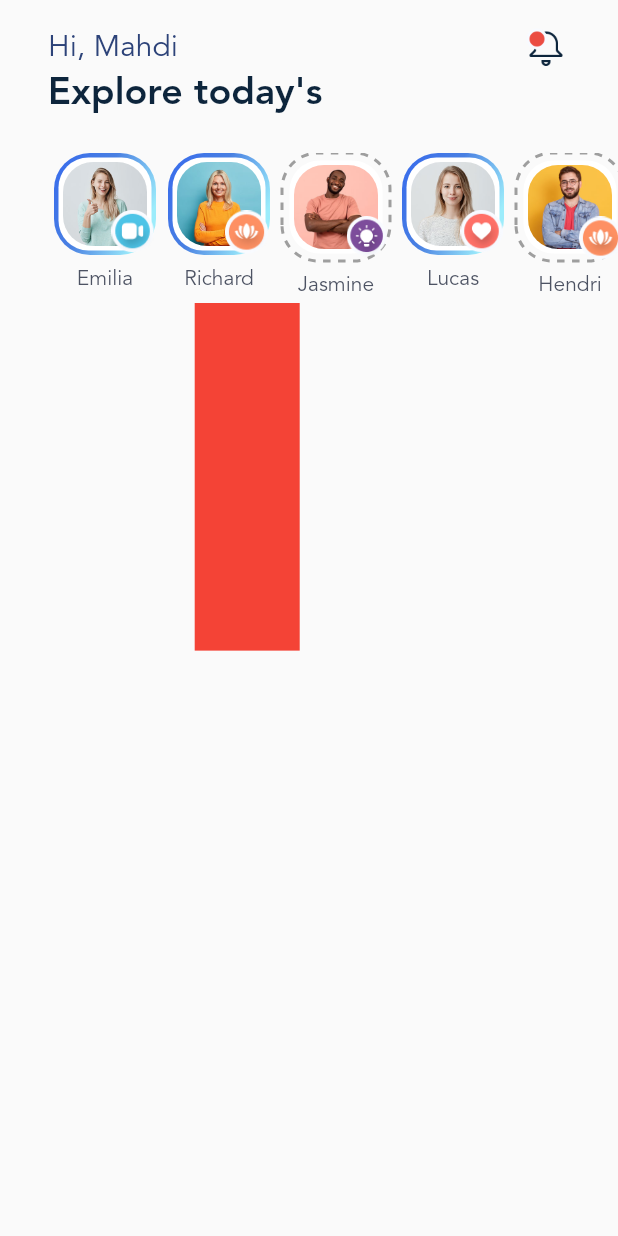
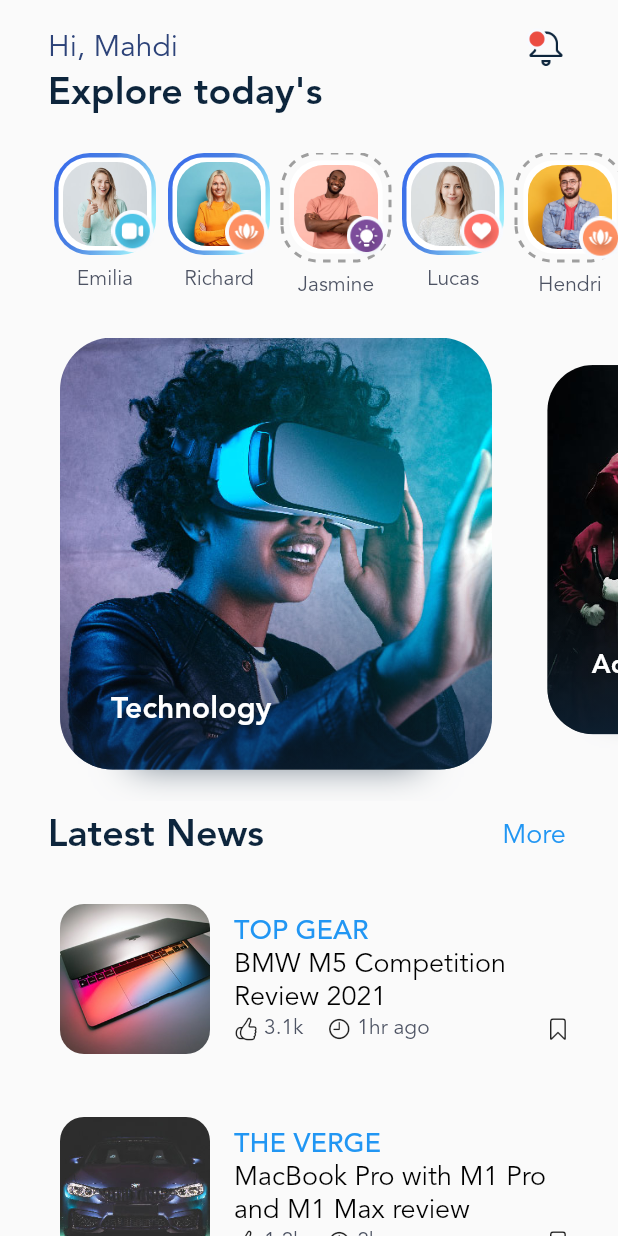
Before and after one commit to MahdiMohammadi-dev/blogapp, a Flutter app: the screen it shows after launch, on a phone screen of 412 x 824 dp. Run offline on Flutter 3.47's test engine with Material 2 defaults, Android fonts, the phone set to English and light mode, and no system bars; drawn by our look-alikes of dotted_border.

Commit message:
post items with categroy bug fixed

```diff
--- a/lib/const/text_theme.dart
+++ b/lib/const/text_theme.dart
@@ -1,7 +1,7 @@
 import 'package:flutter/material.dart';
 
 class MyTextTheme {
-  final TextTheme textTheme = const TextTheme(
+  final TextTheme textTheme = TextTheme(
       titleLarge: TextStyle(
         fontFamily: 'avenir',
         fontWeight: FontWeight.w700,
@@ -17,5 +17,10 @@ class MyTextTheme {
       bodyMedium: TextStyle(
         fontFamily: 'avenir',
         color: Color.fromARGB(255, 77, 83, 99),
-      ));
+      ),
+      titleSmall: TextStyle(
+          fontFamily: 'avenir',
+          color: Colors.white,
+          fontSize: 20,
+          fontWeight: FontWeight.w700));
 }
--- a/lib/fake_data_model.dart
+++ b/lib/fake_data_model.dart
@@ -13,6 +13,25 @@ class Story {
       required this.isViewed});
 }
 
+class PostData {
+  final int id;
+  final String caption;
+  final String title;
+  final String likes;
+  final String time;
+  final bool isBookmarked;
+  final String imageFileName;
+
+  PostData(
+      {required this.id,
+      required this.caption,
+      required this.title,
+      required this.likes,
+      required this.time,
+      required this.isBookmarked,
+      required this.imageFileName});
+}
+
 class Category {
   final int id;
   final String title;
@@ -20,6 +39,55 @@ class Category {
 
   Category(
       {required this.id, required this.title, required this.imageFileName});
+}
+
+class PostDataList {
+  static List<Category> get categories {
+    return [
+      Category(
+        id: 101,
+        title: 'Technology',
+        imageFileName: 'large_post_1.jpg',
+      ),
+      Category(id: 102, title: 'Adventure', imageFileName: 'large_post_2.jpg'),
+      Category(id: 103, title: 'Sports', imageFileName: 'large_post_3.jpg'),
+      Category(id: 104, title: 'Politics', imageFileName: 'large_post_4.jpg'),
+      Category(id: 105, title: 'Science', imageFileName: 'large_post_5.jpg'),
+      Category(
+          id: 106,
+          title: 'Car and Motorcycles',
+          imageFileName: 'large_post_6.jpg'),
+    ];
+  }
+
+  static List<PostData> get posts {
+    return [
+      PostData(
+          id: 1,
+          title: 'BMW M5 Competition Review 2021',
+          caption: 'TOP GEAR',
+          isBookmarked: false,
+          likes: '3.1k',
+          time: '1hr ago',
+          imageFileName: 'small_post_1.jpg'),
+      PostData(
+          id: 0,
+          title: 'MacBook Pro with M1 Pro and M1 Max review',
+          caption: 'THE VERGE',
+          isBookmarked: false,
+          likes: '1.2k',
+          time: '2hr ago',
+          imageFileName: 'small_post_2.jpg'),
+      PostData(
+          id: 2,
+          title: 'Step design sprint for UX beginner',
+          caption: 'Ux Design',
+          isBookmarked: true,
+          likes: '2k',
+          time: '41hr ago',
+          imageFileName: 'small_post_3.jpg'),
+    ];
+  }
 }
 
 class StoryData {
@@ -75,22 +143,4 @@ class StoryData {
           isViewed: false),
     ];
   }
-
-  static List<Category> get categories {
-    return [
-      Category(
-        id: 101,
-        title: 'Technology',
-        imageFileName: 'large_post_1.jpg',
-      ),
-      Category(id: 102, title: 'Adventure', imageFileName: 'large_post_2.jpg'),
-      Category(id: 103, title: 'Sports', imageFileName: 'large_post_3.jpg'),
-      Category(id: 104, title: 'Politics', imageFileName: 'large_post_4.jpg'),
-      Category(id: 105, title: 'Science', imageFileName: 'large_post_5.jpg'),
-      Category(
-          id: 106,
-          title: 'Car and Motorcycles',
-          imageFileName: 'large_post_6.jpg'),
-    ];
-  }
 }
--- a/lib/screens/home_screen.dart
+++ b/lib/screens/home_screen.dart
@@ -1,5 +1,6 @@
-import 'package:blogapp/carousel/carousel_slider.dart';
 import 'package:blogapp/fake_data_model.dart';
+import 'package:blogapp/widgets/category_carousel.dart';
+import 'package:blogapp/widgets/post_list.dart';
 import 'package:blogapp/widgets/story_section.dart';
 import 'package:flutter/material.dart';
 
@@ -44,7 +45,16 @@ class HomeScreen extends StatelessWidget {
                 ),
               ),
               StorySection(size: size, stories: stories, textTheme: textTheme),
-              CategoryList(),
+              const SizedBox(
+                height: 15,
+              ),
+              CategoryList(
+                textTheme: textTheme,
+              ),
+              PostList(textTheme: textTheme),
+              const SizedBox(
+                height: 16,
+              ),
             ],
           ),
         ),
@@ -52,26 +62,3 @@ class HomeScreen extends StatelessWidget {
     );
   }
 }
-
-class CategoryList extends StatelessWidget {
-  const CategoryList({
-    super.key,
-  });
-
-  @override
-  Widget build(BuildContext context) {
-    final categoryList = StoryData.categories;
-    return CarouselSlider.builder(
-        itemCount: categoryList.length,
-        itemBuilder: (context, index, realIndex) {
-          return Container(
-            width: 70,
-            height: 150,
-            color: Colors.red,
-          );
-        },
-        options: CarouselOptions(
-            scrollDirection: Axis.horizontal,
-            scrollPhysics: BouncingScrollPhysics()));
-  }
-}
--- /dev/null
+++ b/lib/widgets/category_carousel.dart
@@ -0,0 +1,73 @@
+import 'package:blogapp/carousel/carousel_options.dart';
+import 'package:blogapp/carousel/carousel_slider.dart';
+import 'package:blogapp/fake_data_model.dart';
+import 'package:flutter/material.dart';
+
+class CategoryList extends StatelessWidget {
+  final TextTheme textTheme;
+  const CategoryList({super.key, required this.textTheme});
+
+  @override
+  Widget build(BuildContext context) {
+    final categoryList = PostDataList.categories;
+    return Padding(
+      padding: const EdgeInsets.only(left: 32),
+      child: CarouselSlider.builder(
+          itemCount: categoryList.length,
+          itemBuilder: (context, index, realIndex) {
+            return Stack(
+              children: [
+                Positioned.fill(
+                    top: 100,
+                    right: 56,
+                    left: 56,
+                    bottom: 24,
+                    child: Container(
+                      decoration: const BoxDecoration(boxShadow: [
+                        BoxShadow(blurRadius: 20, color: Color(0xaa0d253c)),
+                      ]),
+                    )),
+                Container(
+                  decoration: BoxDecoration(
+                    borderRadius: BorderRadius.circular(35),
+                  ),
+                  foregroundDecoration: const BoxDecoration(
+                    borderRadius: BorderRadius.all(Radius.circular(35)),
+                    gradient: LinearGradient(
+                        colors: [Color(0xaa0d253c), Colors.transparent],
+                        begin: Alignment.bottomCenter,
+                        end: Alignment.center),
+                  ),
+                  margin: const EdgeInsets.all(8),
+                  child: ClipRRect(
+                    borderRadius: BorderRadius.circular(35),
+                    child: Image.asset(
+                      'assets/img/posts/large/${categoryList[index].imageFileName}',
+                      fit: BoxFit.cover,
+                    ),
+                  ),
+                ),
+                Positioned(
+                  bottom: 48,
+                  left: 42,
+                  child: Text(
+                    categoryList[index].title,
+                    style: textTheme.titleSmall,
+                  ),
+                )
+              ],
+            );
+          },
+          options: CarouselOptions(
+              scrollDirection: Axis.horizontal,
+              viewportFraction: 0.8,
+              aspectRatio: 1.2,
+              initialPage: 0,
+              disableCenter: true,
+              enableInfiniteScroll: false,
+              enlargeCenterPage: true,
+              enlargeStrategy: CenterPageEnlargeStrategy.scale,
+              scrollPhysics: const BouncingScrollPhysics())),
+    );
+  }
+}
--- /dev/null
+++ b/lib/widgets/post_list.dart
@@ -0,0 +1,139 @@
+import 'package:blogapp/fake_data_model.dart';
+import 'package:flutter/cupertino.dart';
+import 'package:flutter/material.dart';
+
+class PostList extends StatelessWidget {
+  PostList({
+    super.key,
+    required this.textTheme,
+  });
+
+  final TextTheme textTheme;
+  final postData = PostDataList.posts;
+  @override
+  Widget build(BuildContext context) {
+    var size = MediaQuery.of(context).size;
+    return Column(
+      children: [
+        ///TODO:Latest and more title
+        Padding(
+          padding: const EdgeInsets.only(left: 32, right: 24),
+          child: Row(
+            mainAxisAlignment: MainAxisAlignment.spaceBetween,
+            crossAxisAlignment: CrossAxisAlignment.center,
+            children: [
+              Text(
+                "Latest News",
+                style: textTheme.titleLarge,
+              ),
+              TextButton(
+                onPressed: () {},
+                child: Text(
+                  "More",
+                  style: textTheme.titleMedium!
+                      .copyWith(color: Colors.blue, fontSize: 18),
+                ),
+              ),
+            ],
+          ),
+        ),
+
+        ///TODO:PostItems List
+        Padding(
+          padding: const EdgeInsets.only(left: 32, right: 24),
+          child: ListView.builder(
+            physics: const ClampingScrollPhysics(),
+            itemExtent: 142,
+            itemCount: postData.length,
+            shrinkWrap: true,
+            itemBuilder: (context, index) {
+              return Padding(
+                padding: const EdgeInsets.all(8.0),
+                child: SizedBox(
+                  width: size.width,
+                  height: 120,
+                  // color: Colors.brown,
+                  child: Row(
+                    children: [
+                      ///TODO:Image Of Post
+                      ClipRRect(
+                          borderRadius: BorderRadius.circular(16),
+                          child: Image.asset(
+                            'assets/img/posts/small/${postData[index].imageFileName}',
+                            width: 100,
+                            height: 100,
+                          )),
+                      const SizedBox(
+                        width: 16,
+                      ),
+
+                      ///TODO:Title and description with row icon(like,hour,...)
+                      Expanded(
+                        child: Column(
+                          crossAxisAlignment: CrossAxisAlignment.start,
+                          mainAxisAlignment: MainAxisAlignment.center,
+                          children: [
+                            Text(
+                              postData[index].caption,
+                              style: textTheme.titleMedium!.copyWith(
+                                  color: Colors.blue,
+                                  fontSize: 18,
+                                  fontWeight: FontWeight.w500),
+                            ),
+                            Text(
+                              postData[index].title,
+                              overflow: TextOverflow.clip,
+                              maxLines: 2,
+                              style: textTheme.titleMedium!.copyWith(
+                                color: Colors.black,
+                                fontSize: 18,
+                                fontWeight: FontWeight.w200,
+                              ),
+                            ),
+                            Row(
+                              crossAxisAlignment: CrossAxisAlignment.end,
+                              children: [
+                                const Icon(
+                                  CupertinoIcons.hand_thumbsup,
+                                  size: 16,
+                                ),
+                                const SizedBox(
+                                  width: 4,
+                                ),
+                                Text(postData[index].likes),
+                                const SizedBox(
+                                  width: 16,
+                                ),
+                                const Icon(
+                                  CupertinoIcons.clock,
+                                  size: 16,
+                                ),
+                                const SizedBox(
+                                  width: 4,
+                                ),
+                                Text(postData[index].time),
+                                Expanded(
+                                  child: Container(
+                                    alignment: Alignment.centerRight,
+                                    child: const Icon(
+                                      CupertinoIcons.bookmark,
+                                      size: 16,
+                                    ),
+                                  ),
+                                )
+                              ],
+                            )
+                          ],
+                        ),
+                      ),
+                    ],
+                  ),
+                ),
+              );
+            },
+          ),
+        )
+      ],
+    );
+  }
+}
```
